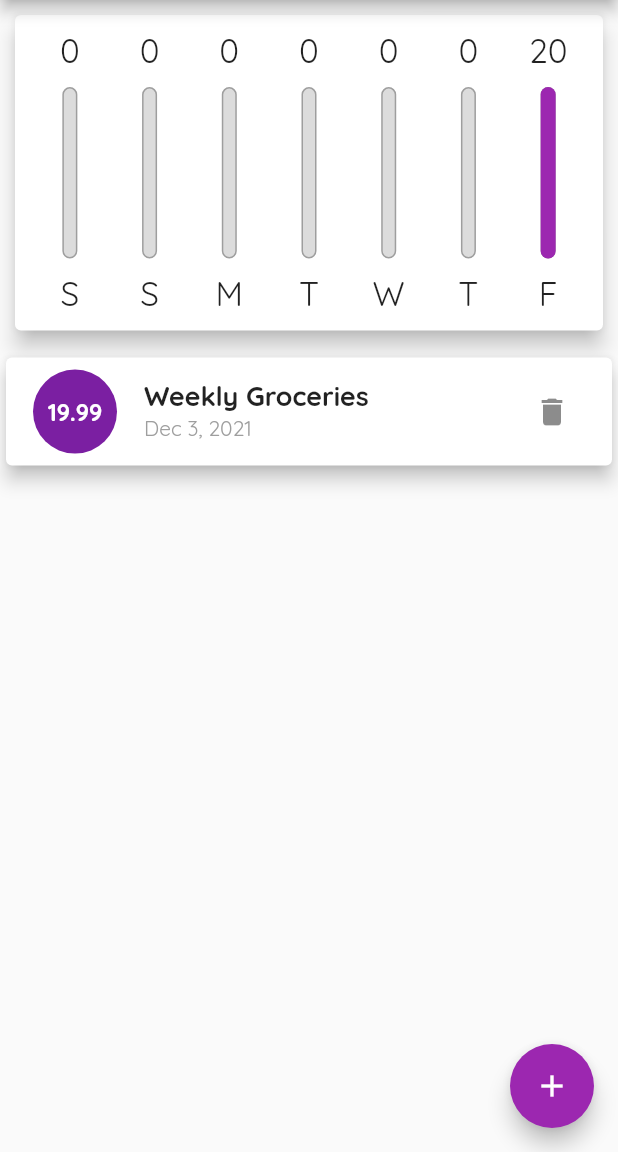
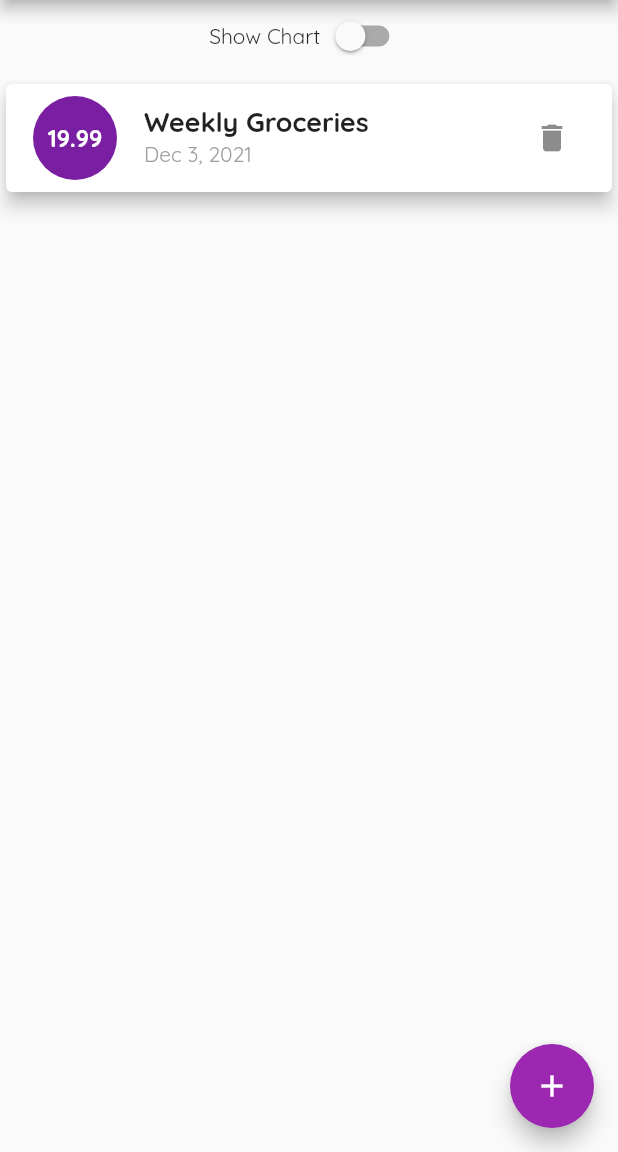
Before and after one commit to aj2460/Expense-calc, a Flutter app: the screen it shows after launch, after a tap on the "delete" icon, on a phone screen of 412 x 824 dp, the part 84-1236 px from its top. Run offline on Flutter 3.47's test engine with Material 2 defaults, Android fonts, the phone set to English and light mode, and no system bars.

Commit message:
Add switch widget to show either chart or list

```diff
--- a/lib/main.dart
+++ b/lib/main.dart
@@ -7,9 +7,9 @@
 import "./widgets/chart.dart";
 
 void main() {
-  WidgetsFlutterBinding.ensureInitialized();
-  SystemChrome.setPreferredOrientations(
-      [DeviceOrientation.portraitUp, DeviceOrientation.portraitDown]);
+  // WidgetsFlutterBinding.ensureInitialized();
+  // SystemChrome.setPreferredOrientations(
+  //     [DeviceOrientation.portraitUp, DeviceOrientation.portraitDown]);
   runApp(MyApp());
 }
 
@@ -49,6 +49,7 @@
         date: DateTime.now()),
   ];
 
+  bool _showChart = false;
   List<Transaction> get _recentTranactions {
     return _userTransactions.where((tx) {
       return tx.date.isAfter(
@@ -108,18 +109,33 @@
           mainAxisAlignment: MainAxisAlignment.start,
           crossAxisAlignment: CrossAxisAlignment.center,
           children: [
-            Container(
+            Row(
+              mainAxisAlignment: MainAxisAlignment.center,
+              children: [
+                Text('Show Chart'),
+                Switch(
+                    value: _showChart,
+                    onChanged: (value) {
+                      setState(() {
+                        _showChart = value;
+                      });
+                    })
+              ],
+            ),
+            _showChart
+                ? Container(
                     height: (MediaQuery.of(context).size.height -
                             appBar.preferredSize.height -
                             MediaQuery.of(context).padding.top) *
-                    0.3,
-                child: Chart(_recentTranactions)),
-            Container(
+                        .8,
+                    child: Chart(_recentTranactions))
+                : Container(
                     height: (MediaQuery.of(context).size.height -
                             appBar.preferredSize.height -
                             MediaQuery.of(context).padding.top) *
                         0.7,
-                child: TransactionList(_userTransactions, _deleteTransaction))
+                    child:
+                        TransactionList(_userTransactions, _deleteTransaction))
           ],
         ),
       ),
```
Lines whose indentation alone changed are shown as unchanged.
